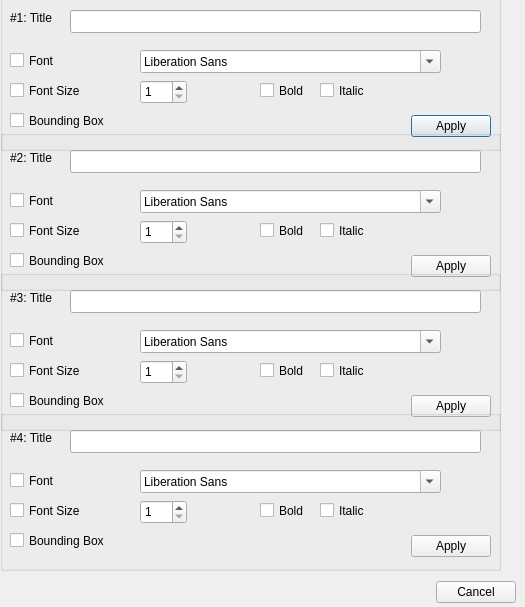
Qt form qt/data/HOCRNormalizeDialog.ui (DonnKey/gImageReader) before a commit.
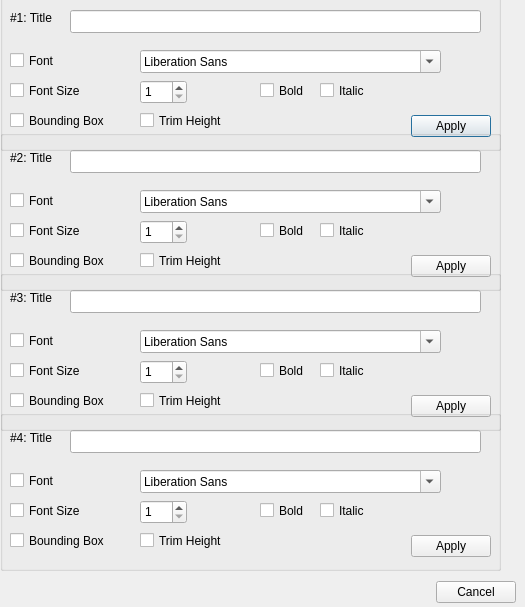
The same form after that commit. Icons and pictures are not drawn.

Commit message: Optionally detect and fix over-height scan errors (a heuristic). Basics, shortcut, include as Normalize option; enable/disable.

Patch:
```diff
--- a/qt/data/HOCRNormalizeDialog.ui
+++ b/qt/data/HOCRNormalizeDialog.ui
@@ -186,6 +186,22 @@
      <number>1</number>
     </property>
    </widget>
+   <widget class="QCheckBox" name="trimHeight_0">
+    <property name="geometry">
+     <rect>
+      <x>140</x>
+      <y>120</y>
+      <width>101</width>
+      <height>21</height>
+     </rect>
+    </property>
+    <property name="toolTip">
+     <string>Trim overheight words to font (heuristic)</string>
+    </property>
+    <property name="text">
+     <string>Trim Height</string>
+    </property>
+   </widget>
   </widget>
   <widget class="QDialogButtonBox" name="buttonBoxCancel">
    <property name="geometry">
@@ -385,6 +401,22 @@
      <number>1</number>
     </property>
    </widget>
+   <widget class="QCheckBox" name="trimHeight_1">
+    <property name="geometry">
+     <rect>
+      <x>140</x>
+      <y>120</y>
+      <width>101</width>
+      <height>21</height>
+     </rect>
+    </property>
+    <property name="toolTip">
+     <string>Trim overheight words to font (heuristic)</string>
+    </property>
+    <property name="text">
+     <string>Trim Height</string>
+    </property>
+   </widget>
   </widget>
   <widget class="QGroupBox" name="normalize_2">
    <property name="geometry">
@@ -555,6 +587,22 @@
      <number>1</number>
     </property>
    </widget>
+   <widget class="QCheckBox" name="trimHeight_2">
+    <property name="geometry">
+     <rect>
+      <x>140</x>
+      <y>120</y>
+      <width>101</width>
+      <height>21</height>
+     </rect>
+    </property>
+    <property name="toolTip">
+     <string>Trim overheight words to font (heuristic)</string>
+    </property>
+    <property name="text">
+     <string>Trim Height</string>
+    </property>
+   </widget>
   </widget>
   <widget class="QGroupBox" name="normalize_3">
    <property name="geometry">
@@ -725,6 +773,22 @@
      <number>1</number>
     </property>
    </widget>
+   <widget class="QCheckBox" name="trimHeight_3">
+    <property name="geometry">
+     <rect>
+      <x>140</x>
+      <y>120</y>
+      <width>101</width>
+      <height>21</height>
+     </rect>
+    </property>
+    <property name="toolTip">
+     <string>Trim overheight words to font (heuristic)</string>
+    </property>
+    <property name="text">
+     <string>Trim Height</string>
+    </property>
+   </widget>
   </widget>
  </widget>
  <resources>
```
The commit also changes 9 other files.
